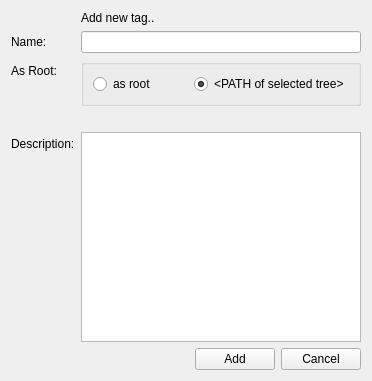
First picture: the form in client/uiforms/tag_add.ui, repository Wolframe/configurator, before the edit.
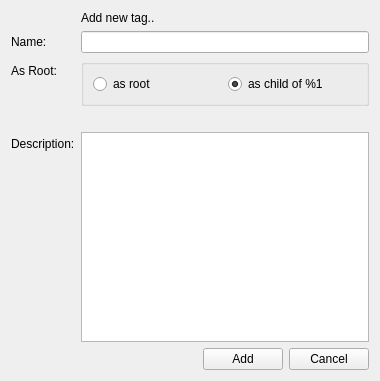
Second picture: the form after the edit. Icons and pictures are not drawn.

Commit message: disable 'as child of .. ' when only root possible

Diff of the .ui file:
```diff
--- a/client/uiforms/tag_add.ui
+++ b/client/uiforms/tag_add.ui
@@ -9,7 +9,7 @@
    <rect>
     <x>0</x>
     <y>0</y>
-    <width>372</width>
+    <width>380</width>
     <height>381</height>
    </rect>
   </property>
@@ -143,7 +143,7 @@
       <item>
        <widget class="QRadioButton" name="no">
         <property name="text">
-         <string>&lt;PATH of selected tree&gt;</string>
+         <string>as child of %1</string>
         </property>
         <property name="checked">
          <bool>true</bool>
```
Left out of the diff: 15 changed lines with no effect on the pictures. The commit also changes 1 other file.
